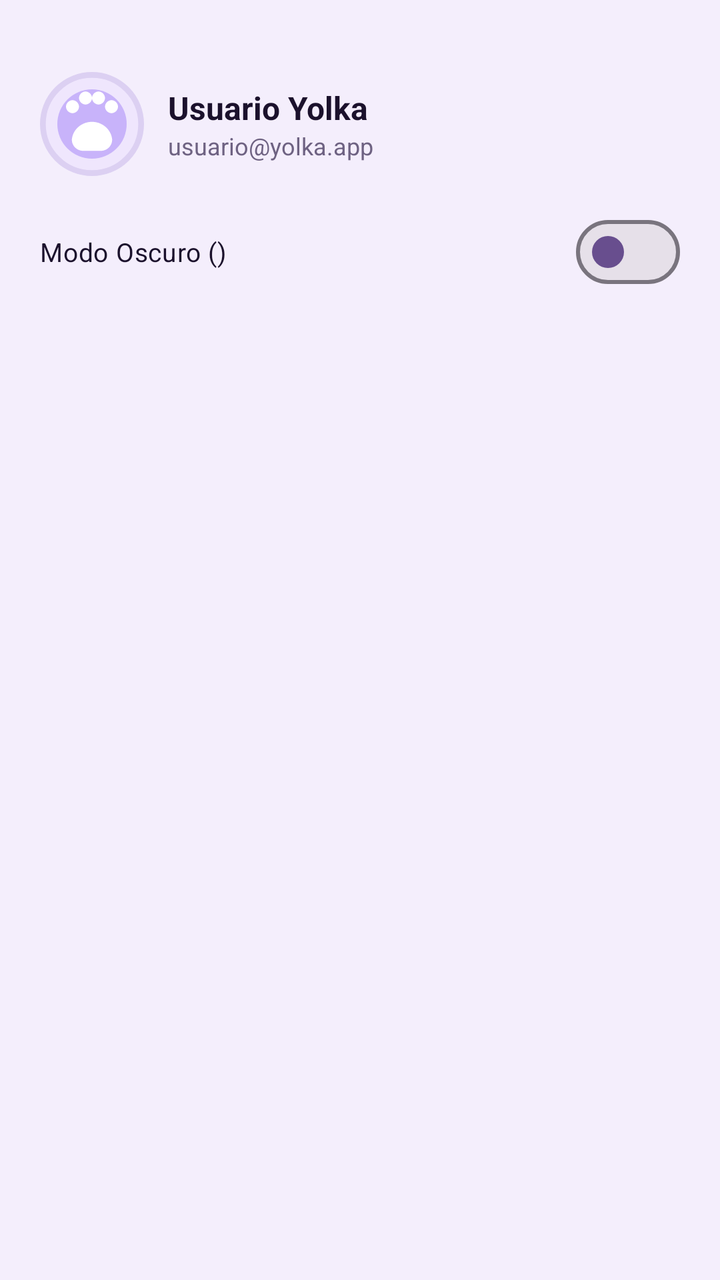
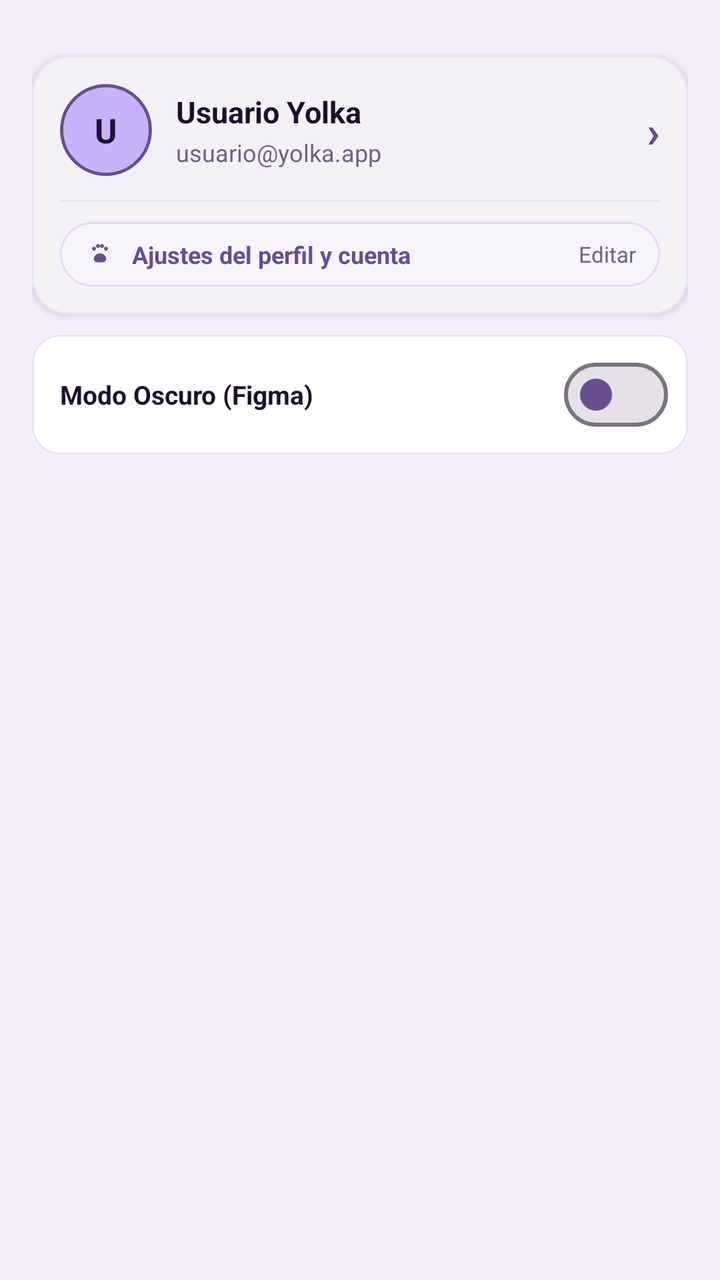

The first picture is an Android layout as it rendered before a commit; the second is the same layout after the commit. The layout source and the unified diff follow.
<!-- AndroidManifest.xml: application theme Theme.Yolka -->
<!-- res/layout/nav_header_main.xml -->
<?xml version="1.0" encoding="utf-8"?>
<LinearLayout xmlns:android="http://schemas.android.com/apk/res/android"
    xmlns:app="http://schemas.android.com/apk/res-auto"
    android:layout_width="match_parent"
    android:layout_height="wrap_content"
    android:background="@color/yolka_surface_variant"
    android:orientation="vertical"
    android:padding="20dp">

    <LinearLayout
        android:layout_width="match_parent"
        android:layout_height="wrap_content"
        android:layout_marginTop="16dp"
        android:gravity="center_vertical"
        android:orientation="horizontal">

        <ImageView
            android:layout_width="52dp"
            android:layout_height="52dp"
            android:contentDescription="@string/app_name"
            android:src="@drawable/bg_yolka_logo_badge" />

        <LinearLayout
            android:layout_width="0dp"
            android:layout_height="wrap_content"
            android:layout_marginStart="12dp"
            android:layout_weight="1"
            android:orientation="vertical">

            <TextView
                android:id="@+id/tvDrawerUserName"
                android:layout_width="wrap_content"
                android:layout_height="wrap_content"
                android:text="Usuario Yolka"
                android:textColor="@color/yolka_text_primary"
                android:textSize="16sp"
                android:textStyle="bold" />

            <TextView
                android:id="@+id/tvDrawerUserEmail"
                android:layout_width="wrap_content"
                android:layout_height="wrap_content"
                android:text="usuario@yolka.app"
                android:textColor="@color/yolka_text_secondary"
                android:textSize="12sp" />
        </LinearLayout>
    </LinearLayout>

    <com.google.android.material.materialswitch.MaterialSwitch
        android:id="@+id/switchDrawerDarkMode"
        android:layout_width="match_parent"
        android:layout_height="wrap_content"
        android:layout_marginTop="14dp"
        android:text="Modo Oscuro ()"
        android:textColor="@color/yolka_text_primary"
        android:textSize="13sp"
        app:thumbTint="@color/yolka_primary_deep" />

</LinearLayout>
<!-- resources referenced by this layout -->
<resources>
  <color name="yolka_primary_deep">#684E8E</color>
  <color name="yolka_surface_variant">#F4EEFC</color>
  <color name="yolka_text_primary">#1B112C</color>
  <color name="yolka_text_secondary">#6E6282</color>
  <!-- drawable bg_yolka_logo_badge (drawable) -->
  <?xml version="1.0" encoding="utf-8"?>
  <layer-list xmlns:android="http://schemas.android.com/apk/res/android">
      <item>
          <shape android:shape="rectangle">
              <corners android:radius="20dp"/>
              <solid android:color="#EFE6FD"/>
              <stroke android:width="2dp" android:color="#DCD0F2"/>
          </shape>
      </item>
      <item android:top="6dp" android:bottom="6dp" android:left="6dp" android:right="6dp">
          <shape android:shape="rectangle">
              <corners android:radius="15dp"/>
              <solid android:color="#C8B3FA"/>
          </shape>
      </item>
      <item
          android:drawable="@drawable/ic_yolka_paw"
          android:gravity="center"
          android:width="36dp"
          android:height="36dp"/>
  </layer-list>
  <string name="app_name">Yolka</string>
  <style name="Theme.Yolka" parent="Theme.Material3.DayNight.NoActionBar">
          <item name="colorPrimary">@color/yolka_primary_deep</item>
          <item name="colorOnPrimary">@color/yolka_on_primary_deep</item>
          <item name="colorPrimaryContainer">@color/yolka_primary</item>
          <item name="colorOnPrimaryContainer">@color/yolka_on_primary</item>
          <item name="colorSecondary">@color/yolka_secondary</item>
          <item name="android:windowBackground">@color/yolka_background</item>
          <item name="colorSurface">@color/yolka_surface</item>
          <item name="colorOnSurface">@color/yolka_text_primary</item>
          <item name="colorSurfaceVariant">@color/yolka_surface_variant</item>
          <item name="colorOnSurfaceVariant">@color/yolka_text_secondary</item>
          <item name="android:statusBarColor">@color/yolka_background</item>
          <item name="android:navigationBarColor">@color/yolka_bottom_nav_bg</item>
          <item name="android:windowLightStatusBar">true</item>
      </style>
  <!-- drawable ic_yolka_paw (drawable) -->
  <?xml version="1.0" encoding="utf-8"?>
  <vector xmlns:android="http://schemas.android.com/apk/res/android"
      android:width="48dp"
      android:height="48dp"
      android:viewportWidth="24"
      android:viewportHeight="24">
      <path
          android:fillColor="#FFFFFF"
          android:pathData="M12,11.5c-2.3,0 -4.2,1.6 -4.6,3.7c-0.3,1.6 1,3 2.6,3h4c1.6,0 2.9,-1.4 2.6,-3C16.2,13.1 14.3,11.5 12,11.5zM7.5,9.5C8.3,9.5 9,8.8 9,8S8.3,6.5 7.5,6.5S6,7.2 6,8S6.7,9.5 7.5,9.5zM10.5,7.5C11.3,7.5 12,6.8 12,6s-0.7,-1.5 -1.5,-1.5S9,5.2 9,6S9.7,7.5 10.5,7.5zM13.5,7.5C14.3,7.5 15,6.8 15,6s-0.7,-1.5 -1.5,-1.5S12,5.2 12,6S12.7,7.5 13.5,7.5zM16.5,9.5C17.3,9.5 18,8.8 18,8s-0.7,-1.5 -1.5,-1.5S15,7.2 15,8S15.7,9.5 16.5,9.5z"/>
  </vector>
  <color name="yolka_on_primary_deep">#FFFFFF</color>
  <color name="yolka_primary">#C8B3FA</color>
  <color name="yolka_on_primary">#1E1136</color>
  <color name="yolka_secondary">#5A3E85</color>
  <color name="yolka_background">#FAF7FE</color>
  <color name="yolka_surface">#FFFFFF</color>
  <color name="yolka_bottom_nav_bg">#F6F1FC</color>
</resources>

<!-- the commit's change to res/layout/nav_header_main.xml (unified diff, before → after) -->
@@ -5,55 +5,183 @@
     android:layout_height="wrap_content"
     android:background="@color/yolka_surface_variant"
     android:orientation="vertical"
-    android:padding="20dp">
+    android:paddingStart="16dp"
+    android:paddingTop="20dp"
+    android:paddingEnd="16dp"
+    android:paddingBottom="16dp">
 
-    <LinearLayout
+    
+    <com.google.android.material.card.MaterialCardView
+        android:id="@+id/cardDrawerProfile"
         android:layout_width="match_parent"
         android:layout_height="wrap_content"
-        android:layout_marginTop="16dp"
-        android:gravity="center_vertical"
-        android:orientation="horizontal">
-
-        <ImageView
-            android:layout_width="52dp"
-            android:layout_height="52dp"
-            android:contentDescription="@string/app_name"
-            android:src="@drawable/bg_yolka_logo_badge" />
+        android:layout_marginTop="8dp"
+        android:clickable="true"
+        android:focusable="true"
+        android:foreground="?attr/selectableItemBackground"
+        app:cardBackgroundColor="@color/yolka_surface"
+        app:cardCornerRadius="18dp"
+        app:cardElevation="2dp"
+        app:strokeColor="@color/yolka_card_stroke"
+        app:strokeWidth="1dp">
 
         <LinearLayout
-            android:layout_width="0dp"
+            android:layout_width="match_parent"
             android:layout_height="wrap_content"
-            android:layout_marginStart="12dp"
-            android:layout_weight="1"
-            android:orientation="vertical">
+            android:orientation="vertical"
+            android:padding="14dp">
+
+            
+            <LinearLayout
+                android:layout_width="match_parent"
+                android:layout_height="wrap_content"
+                android:gravity="center_vertical"
+                android:orientation="horizontal">
+
+                
+                <com.google.android.material.card.MaterialCardView
+                    android:layout_width="46dp"
+                    android:layout_height="46dp"
+                    app:cardBackgroundColor="@color/yolka_primary"
+                    app:cardCornerRadius="23dp"
+                    app:strokeColor="@color/yolka_primary_deep"
+                    app:strokeWidth="1.5dp">
+
+                    <TextView
+                        android:id="@+id/tvDrawerUserInitials"
+                        android:layout_width="match_parent"
+                        android:layout_height="match_parent"
+                        android:gravity="center"
+                        android:text="U"
+                        android:textColor="@color/yolka_on_primary"
+                        android:textSize="17sp"
+                        android:textStyle="bold" />
+                </com.google.android.material.card.MaterialCardView>
+
+                <LinearLayout
+                    android:layout_width="0dp"
+                    android:layout_height="wrap_content"
+                    android:layout_marginStart="12dp"
+                    android:layout_weight="1"
+                    android:orientation="vertical">
+
+                    <TextView
+                        android:id="@+id/tvDrawerUserName"
+                        android:layout_width="wrap_content"
+                        android:layout_height="wrap_content"
+                        android:ellipsize="end"
+                        android:maxLines="1"
+                        android:text="Usuario Yolka"
+                        android:textColor="@color/yolka_text_primary"
+                        android:textSize="15sp"
+                        android:textStyle="bold" />
+
+                    <TextView
+                        android:id="@+id/tvDrawerUserEmail"
+                        android:layout_width="wrap_content"
+                        android:layout_height="wrap_content"
+                        android:layout_marginTop="2dp"
+                        android:ellipsize="end"
+                        android:maxLines="1"
+                        android:text="usuario@yolka.app"
+                        android:textColor="@color/yolka_text_secondary"
+                        android:textSize="12sp" />
+                </LinearLayout>
+
+                <TextView
+                    android:layout_width="wrap_content"
+                    android:layout_height="wrap_content"
+                    android:layout_marginStart="4dp"
+                    android:text="›"
+                    android:textColor="@color/yolka_primary_deep"
+                    android:textSize="22sp"
+                    android:textStyle="bold" />
+            </LinearLayout>
+
+            <View
+                android:layout_width="match_parent"
+                android:layout_height="1dp"
+                android:layout_marginTop="12dp"
+                android:layout_marginBottom="10dp"
+                android:background="@color/yolka_divider" />
+
+            
+            <LinearLayout
+                android:id="@+id/btnDrawerOpenProfile"
+                android:layout_width="match_parent"
+                android:layout_height="wrap_content"
+                android:background="@drawable/bg_pill_input"
+                android:gravity="center_vertical"
+                android:orientation="horizontal"
+                android:paddingStart="12dp"
+                android:paddingTop="8dp"
+                android:paddingEnd="12dp"
+                android:paddingBottom="8dp">
+
+                <ImageView
+                    android:layout_width="16dp"
+                    android:layout_height="16dp"
+                    android:contentDescription="Ajustes de Perfil"
+                    android:src="@drawable/ic_yolka_paw"
+                    app:tint="@color/yolka_primary_deep" />
+
+                <TextView
+                    android:layout_width="0dp"
+                    android:layout_height="wrap_content"
+                    android:layout_marginStart="8dp"
+                    android:layout_weight="1"
+                    android:text="Ajustes del perfil y cuenta"
+                    android:textColor="@color/yolka_primary_deep"
+                    android:textSize="12sp"
+                    android:textStyle="bold" />
+
+                <TextView
+                    android:layout_width="wrap_content"
+                    android:layout_height="wrap_content"
+                    android:text="Editar"
+                    android:textColor="@color/yolka_text_secondary"
+                    android:textSize="11sp" />
+            </LinearLayout>
+
+        </LinearLayout>
+    </com.google.android.material.card.MaterialCardView>
+
+    
+    <com.google.android.material.card.MaterialCardView
+        android:layout_width="match_parent"
+        android:layout_height="wrap_content"
+        android:layout_marginTop="10dp"
+        app:cardBackgroundColor="@color/yolka_surface"
+        app:cardCornerRadius="14dp"
+        app:cardElevation="0dp"
+        app:strokeColor="@color/yolka_card_stroke"
+        app:strokeWidth="1dp">
+
+        <LinearLayout
+            android:layout_width="match_parent"
+            android:layout_height="wrap_content"
+            android:gravity="center_vertical"
+            android:orientation="horizontal"
+            android:paddingStart="14dp"
+            android:paddingTop="6dp"
+            android:paddingEnd="10dp"
+            android:paddingBottom="6dp">
 
             <TextView
-                android:id="@+id/tvDrawerUserName"
+                android:layout_width="0dp"
+                android:layout_height="wrap_content"
+                android:layout_weight="1"
+                android:text="Modo Oscuro (Figma)"
+                android:textColor="@color/yolka_text_primary"
+                android:textSize="13sp"
+                android:textStyle="bold" />
+
+            <com.google.android.material.materialswitch.MaterialSwitch
+                android:id="@+id/switchDrawerDarkMode"
                 android:layout_width="wrap_content"
                 android:layout_height="wrap_content"
-                android:text="Usuario Yolka"
-                android:textColor="@color/yolka_text_primary"
-                android:textSize="16sp"
-                android:textStyle="bold" />
-
-            <TextView
-                android:id="@+id/tvDrawerUserEmail"
-                android:layout_width="wrap_content"
-                android:layout_height="wrap_content"
-                android:text="usuario@yolka.app"
-                android:textColor="@color/yolka_text_secondary"
-                android:textSize="12sp" />
+                app:thumbTint="@color/yolka_primary_deep" />
         </LinearLayout>
-    </LinearLayout>
-
-    <com.google.android.material.materialswitch.MaterialSwitch
-        android:id="@+id/switchDrawerDarkMode"
-        android:layout_width="match_parent"
-        android:layout_height="wrap_content"
-        android:layout_marginTop="14dp"
-        android:text="Modo Oscuro ()"
-        android:textColor="@color/yolka_text_primary"
-        android:textSize="13sp"
-        app:thumbTint="@color/yolka_primary_deep" />
+    </com.google.android.material.card.MaterialCardView>
 
 </LinearLayout>
<!-- resource entries referenced after the edit -->
@@ -1,32 +1,19 @@
 <!-- resources referenced by this layout -->
 <resources>
+  <color name="yolka_card_stroke">#EAE0F8</color>
+  <color name="yolka_divider">#ECE4F8</color>
   <color name="yolka_primary_deep">#684E8E</color>
   <color name="yolka_surface_variant">#F4EEFC</color>
   <color name="yolka_text_primary">#1B112C</color>
   <color name="yolka_text_secondary">#6E6282</color>
-  <!-- drawable bg_yolka_logo_badge (drawable) -->
+  <!-- drawable bg_pill_input (drawable) -->
   <?xml version="1.0" encoding="utf-8"?>
-  <layer-list xmlns:android="http://schemas.android.com/apk/res/android">
-      <item>
-          <shape android:shape="rectangle">
-              <corners android:radius="20dp"/>
-              <solid android:color="#EFE6FD"/>
-              <stroke android:width="2dp" android:color="#DCD0F2"/>
-          </shape>
-      </item>
-      <item android:top="6dp" android:bottom="6dp" android:left="6dp" android:right="6dp">
-          <shape android:shape="rectangle">
-              <corners android:radius="15dp"/>
-              <solid android:color="#C8B3FA"/>
-          </shape>
-      </item>
-      <item
-          android:drawable="@drawable/ic_yolka_paw"
-          android:gravity="center"
-          android:width="36dp"
-          android:height="36dp"/>
-  </layer-list>
-  <string name="app_name">Yolka</string>
+  <shape xmlns:android="http://schemas.android.com/apk/res/android"
+      android:shape="rectangle">
+      <solid android:color="@color/yolka_input_bg"/>
+      <stroke android:width="1dp" android:color="@color/yolka_input_stroke"/>
+      <corners android:radius="24dp"/>
+  </shape>
   <style name="Theme.Yolka" parent="Theme.Material3.DayNight.NoActionBar">
           <item name="colorPrimary">@color/yolka_primary_deep</item>
           <item name="colorOnPrimary">@color/yolka_on_primary_deep</item>
@@ -42,6 +29,8 @@
           <item name="android:navigationBarColor">@color/yolka_bottom_nav_bg</item>
           <item name="android:windowLightStatusBar">true</item>
       </style>
+  <color name="yolka_input_bg">#F7F4FC</color>
+  <color name="yolka_input_stroke">#E4D8F6</color>
   <!-- drawable ic_yolka_paw (drawable) -->
   <?xml version="1.0" encoding="utf-8"?>
   <vector xmlns:android="http://schemas.android.com/apk/res/android"
